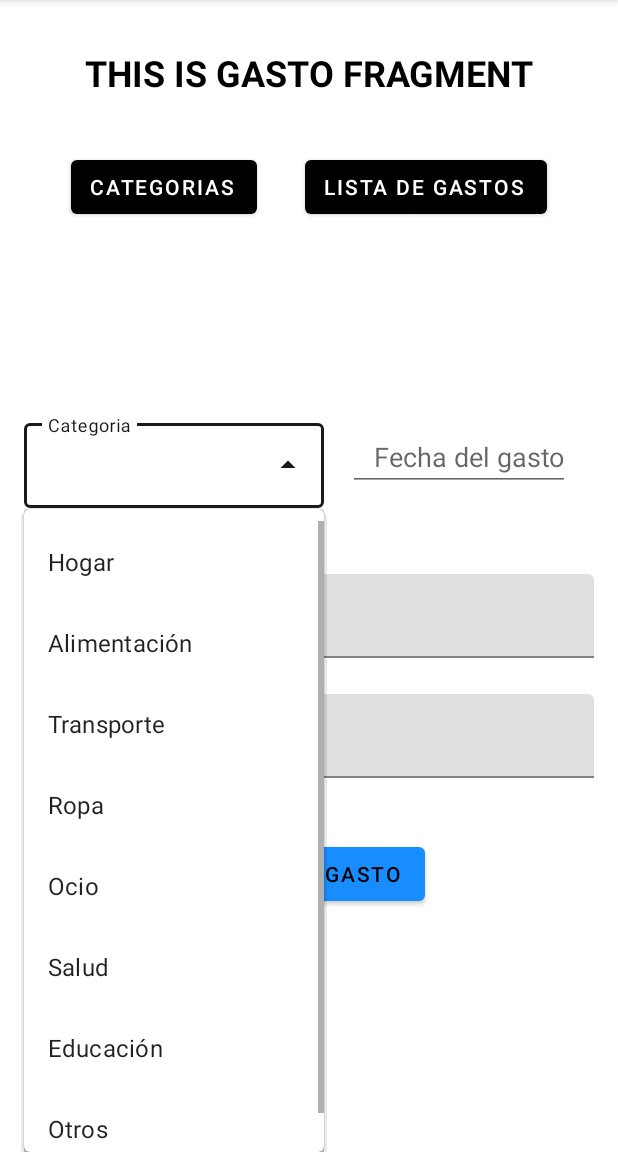
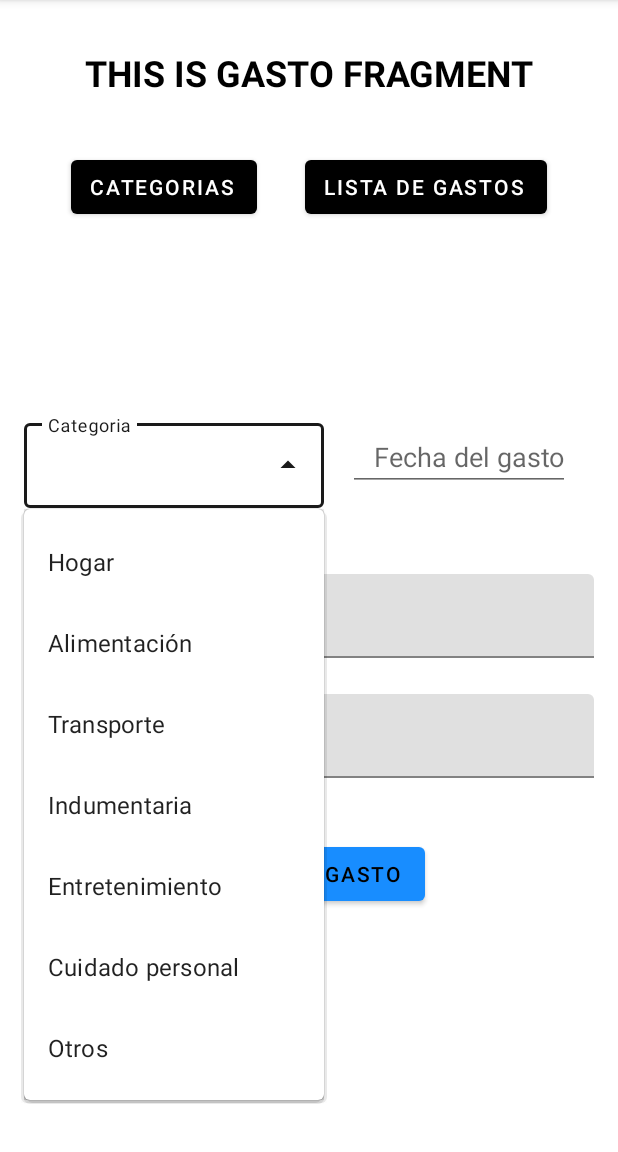
Before and after one commit to AppGastosMoviles/AppGastosv1, an Android app: the fragment AgregarGastoFragment shown on its own in the app's theme, after a tap on an icon or button, on a phone screen of 412 x 824 dp, the part 84-1236 px from its top. Run offline under Robolectric (Android 15) with nearby library versions, the phone set to English and light mode, and no system bars.

Commit message:
Se actualizaron las categorias

```diff
--- a/app/src/main/res/values/strings.xml
+++ b/app/src/main/res/values/strings.xml
@@ -34,11 +34,9 @@
         <item>Hogar</item>
         <item>Alimentación</item>
         <item>Transporte</item>
-        <item>Ropa</item>
-        <item>Ocio</item>
-        <item>Salud</item>
-        <item>Educación</item>
-
+        <item>Indumentaria</item>
+        <item>Entretenimiento</item>
+        <item>Cuidado personal</item>
         <item>Otros</item>
     </string-array>
 
```
